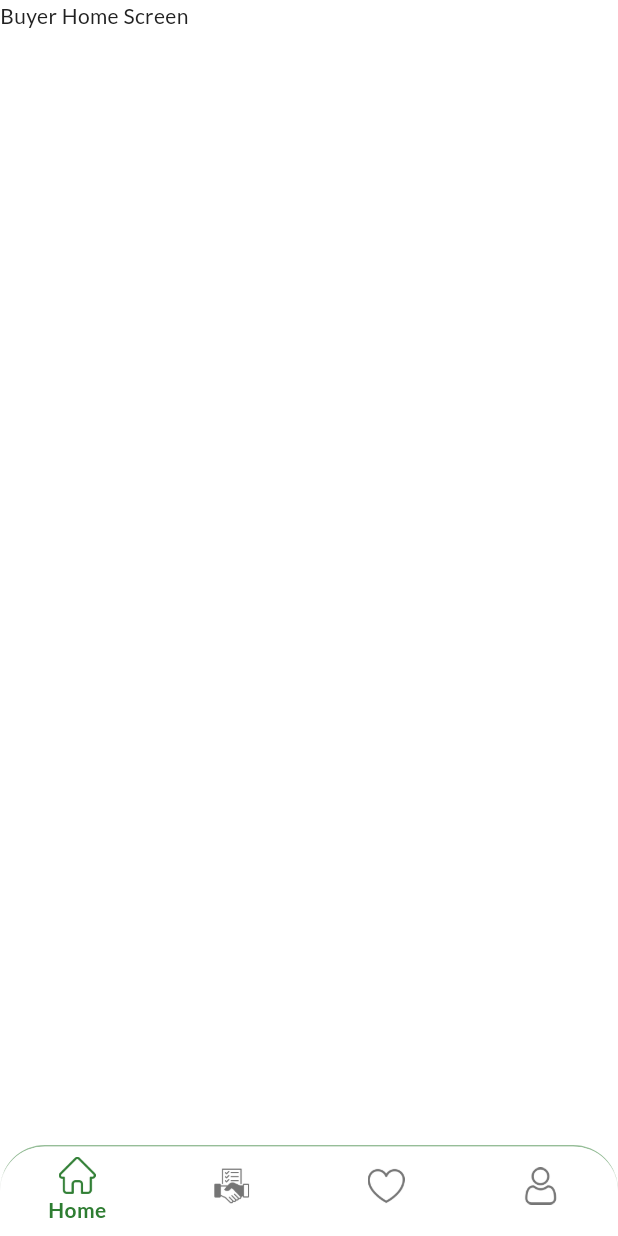
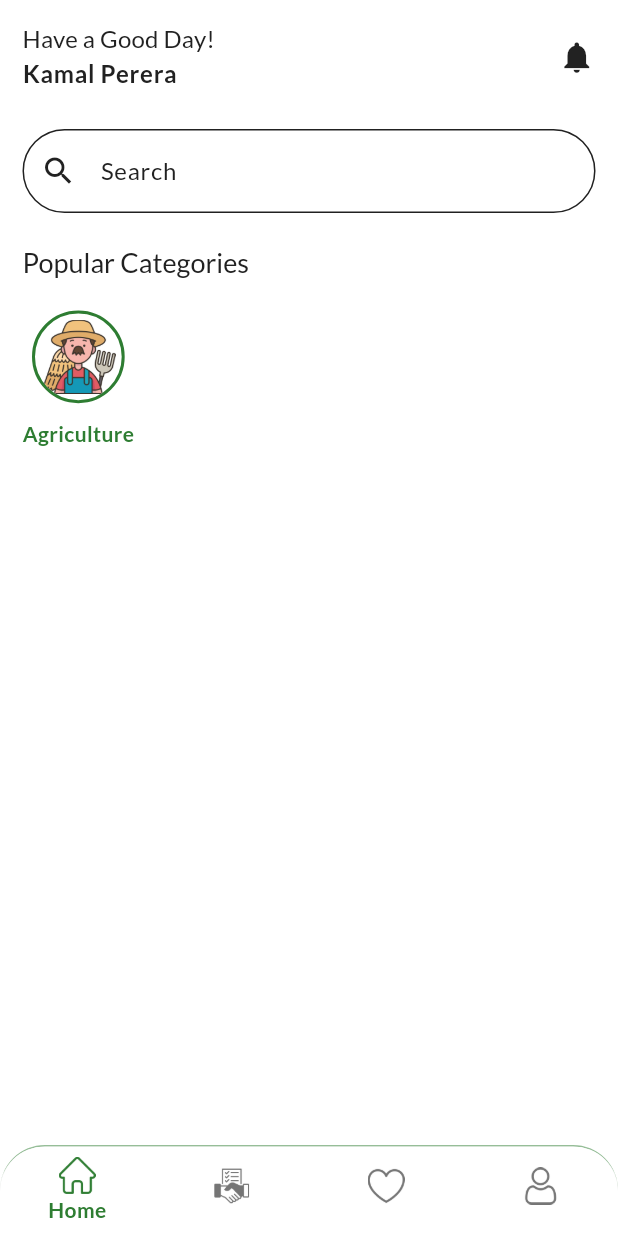
Before and after one commit to nuwan-dharmarathna/codefest-hackathon-2025, a Flutter app: the screen it shows after launch, on a phone screen of 412 x 824 dp. Run offline on Flutter 3.47's test engine with Material 3 defaults, Android fonts, the phone set to English and light mode, and no system bars; our stand-ins replace go_router, google_fonts, smooth_page_indicator.

Commit message:
feat: Revamp Buyer Home Screen layout and add custom category card

```diff
--- a/src/frontend/lib/screens/buyer/buyer_home_screen.dart
+++ b/src/frontend/lib/screens/buyer/buyer_home_screen.dart
@@ -1,10 +1,83 @@
 import 'package:flutter/material.dart';
+import 'package:frontend/widgets/custom_category_card.dart';
 
 class BuyerHomeScreen extends StatelessWidget {
   const BuyerHomeScreen({super.key});
 
   @override
   Widget build(BuildContext context) {
-    return Scaffold(body: SafeArea(child: Text("Buyer Home Screen")));
+    return Scaffold(
+      body: SafeArea(
+        child: SingleChildScrollView(
+          child: Column(
+            children: [
+              SizedBox(
+                width: MediaQuery.of(context).size.width,
+                height: MediaQuery.of(context).size.height * 0.4,
+                child: Padding(
+                  padding: const EdgeInsets.all(15.0),
+                  child: Column(
+                    crossAxisAlignment: CrossAxisAlignment.start,
+                    children: [
+                      Row(
+                        children: [
+                          Column(
+                            crossAxisAlignment: CrossAxisAlignment.start,
+                            children: [
+                              Text(
+                                "Have a Good Day!",
+                                style: Theme.of(context).textTheme.titleMedium
+                                    ?.copyWith(
+                                      color: Theme.of(
+                                        context,
+                                      ).colorScheme.onSurface,
+                                    ),
+                              ),
+                              Text(
+                                "Kamal Perera",
+                                style: Theme.of(context).textTheme.bodyLarge
+                                    ?.copyWith(fontWeight: FontWeight.bold),
+                              ),
+                            ],
+                          ),
+                          Spacer(),
+                          Icon(Icons.notifications, size: 25),
+                        ],
+                      ),
+                      SizedBox(height: 25),
+                      TextField(
+                        decoration: InputDecoration(
+                          hintText: "Search",
+                          prefixIcon: Icon(Icons.search),
+                          enabledBorder: OutlineInputBorder(
+                            borderRadius: BorderRadius.circular(50),
+                            borderSide: BorderSide(
+                              color: Theme.of(context).colorScheme.onSurface,
+                            ),
+                          ),
+                          focusedBorder: OutlineInputBorder(
+                            borderRadius: BorderRadius.circular(50),
+                            borderSide: BorderSide(
+                              color: Theme.of(context).colorScheme.primary,
+                            ),
+                          ),
+                        ),
+                      ),
+                      SizedBox(height: 20),
+                      Text(
+                        "Popular Categories",
+                        style: Theme.of(context).textTheme.titleLarge,
+                      ),
+                      SizedBox(height: 20),
+                      CustomCategoryCard(isSelected: true),
+                    ],
+                  ),
+                ),
+              ),
+            ],
+          ),
+        ),
+      ),
+    );
   }
 }
--- /dev/null
+++ b/src/frontend/lib/widgets/custom_category_card.dart
@@ -0,0 +1,54 @@
+import 'package:flutter/material.dart';
+
+class CustomCategoryCard extends StatelessWidget {
+  final bool isSelected;
+  const CustomCategoryCard({super.key, required this.isSelected});
+
+  @override
+  Widget build(BuildContext context) {
+    return Column(
+      children: [
+        Container(
+          width: MediaQuery.of(context).size.width * 0.15,
+          height: MediaQuery.of(context).size.width * 0.15,
+          decoration: BoxDecoration(
+            borderRadius: BorderRadius.circular(50),
+            color: Theme.of(context).brightness == Brightness.light
+                ? Colors.white60
+                : Colors.white54.withOpacity(0.2),
+            border: Border.all(
+              color: isSelected
+                  ? Theme.of(context).colorScheme.primary
+                  : Theme.of(context).colorScheme.onSurface,
+              width: isSelected ? 2 : 1,
+            ),
+          ),
+          child: ClipRRect(
+            borderRadius: BorderRadiusGeometry.circular(50),
+            child: Padding(
+              padding: const EdgeInsets.all(4.0),
+              child: Image.asset(
+                "assets/icons/farmer.png",
+                fit: BoxFit.contain,
+              ),
+            ),
+          ),
+        ),
+        SizedBox(height: 10),
+        Text(
+          "Agriculture",
+          style: isSelected == true
+              ? TextStyle(
+                  color: Theme.of(context).colorScheme.primary,
+                  fontSize: 14,
+                  fontWeight: FontWeight.bold,
+                )
+              : TextStyle(
+                  color: Theme.of(context).colorScheme.onSurface,
+                  fontSize: 14,
+                ),
+        ),
+      ],
+    );
+  }
+}
--- a/src/frontend/lib/widgets/user_type_card.dart
+++ b/src/frontend/lib/widgets/user_type_card.dart
@@ -56,7 +56,7 @@ class UserTypeCard extends StatelessWidget {
                   Spacer(),
                   Text(
                     description,
-                    style: TextStyle(fontSize: 15, fontWeight: FontWeight.w500),
+                    style: TextStyle(fontSize: 14, fontWeight: FontWeight.w500),
                     overflow: TextOverflow.ellipsis,
                     maxLines: 2,
                   ),
```
